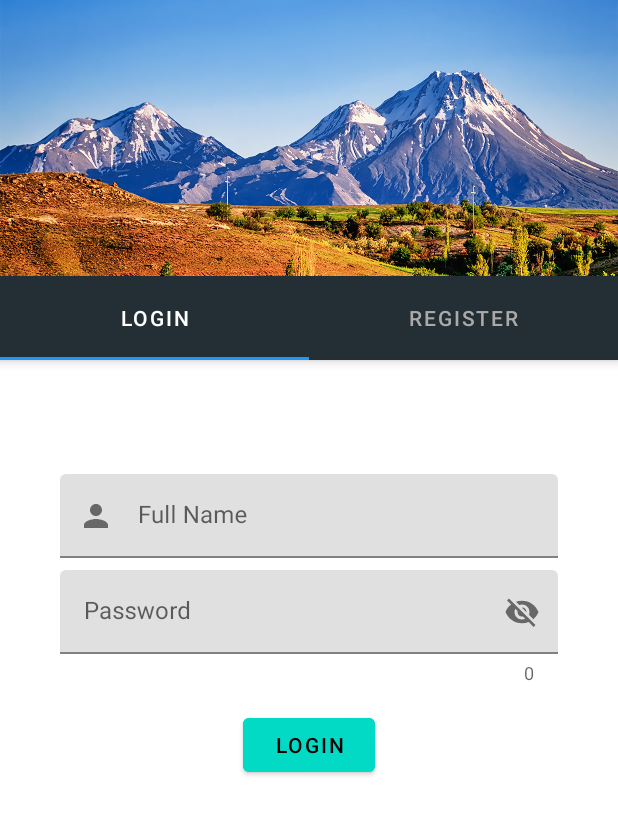
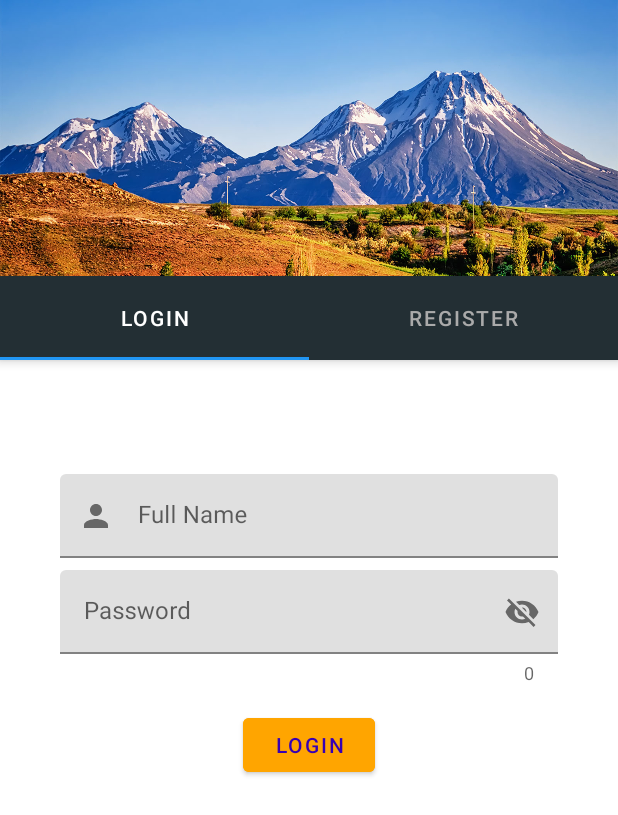
Before and after one commit to terminalai/GaitAnalyzer-old, an Android app: the AuthFragment screen opened through its navigation route, on a phone screen of 412 x 824 dp. Shown: the top 815 px of the screen. Run offline under Robolectric (Android 15) with nearby library versions, the phone set to English and light mode, and no system bars.

Commit message:
Update Application

```diff
--- a/app/src/main/res/values/themes.xml
+++ b/app/src/main/res/values/themes.xml
@@ -22,7 +22,9 @@
         <item name="colorPrimaryDark">#1976D2</item>
         <item name="colorAccent">#03A9F4</item>
         <!-- Secondary brand color. -->
-
+        <item name="colorSecondary">@color/orange</item>
+        <item name="colorSecondaryVariant">@color/orange_500</item>
+        <item name="colorOnSecondary">?attr/colorPrimaryVariant</item>
 
 
         <item name="android:divider">@color/separatorLight</item>
```
Also changed, not shown: app/src/main/AndroidManifest.xml (+5 -5 lines).
